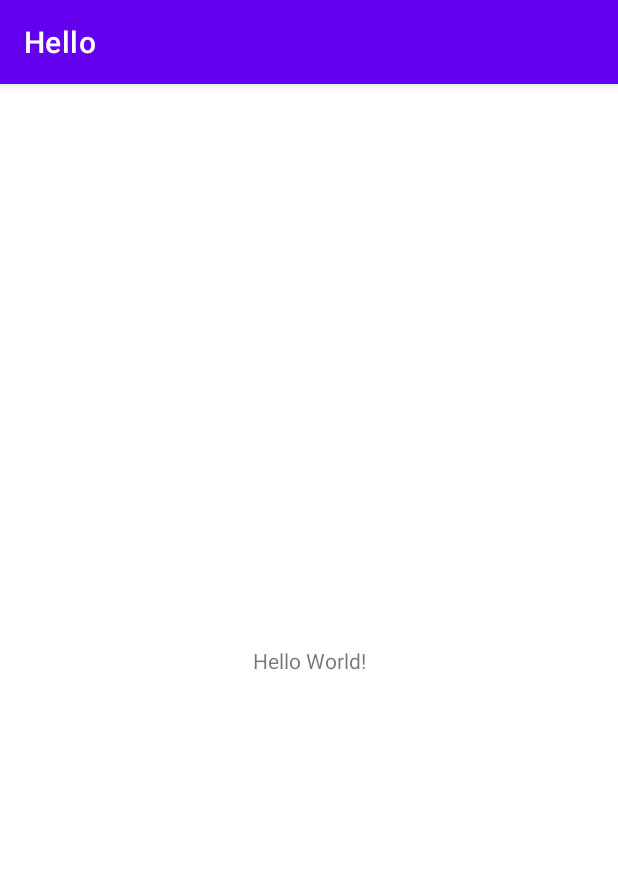
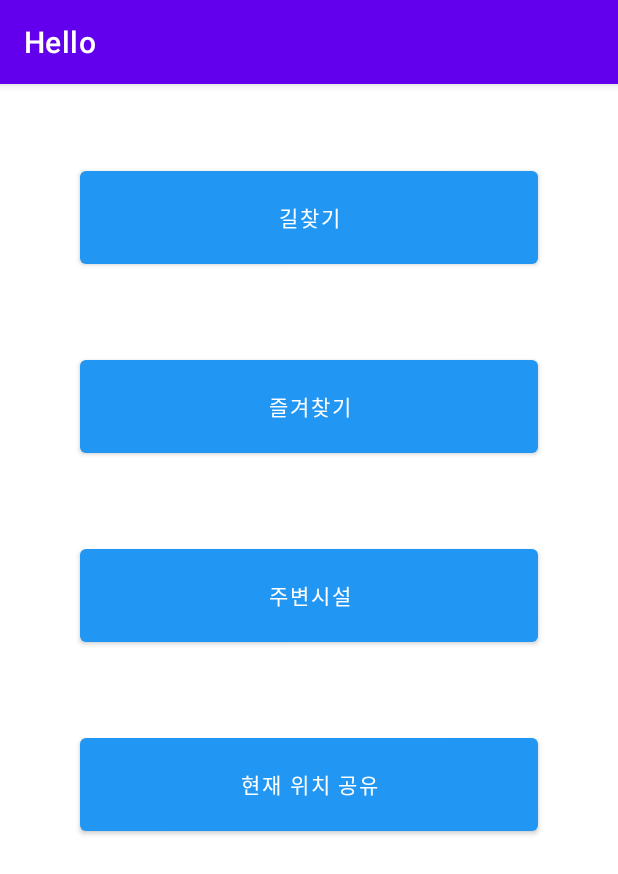
Before and after one commit to team-Hanium/front-end, an Android app: the screen it shows after launch (MainActivity), on a phone screen of 412 x 824 dp. Shown: the top 874 px of the screen. Run offline under Robolectric (Android 15) with nearby library versions, the phone set to English and light mode, and no system bars.

Commit message:
디렉토리 생성

```diff
--- a/app/src/main/AndroidManifest.xml
+++ b/app/src/main/AndroidManifest.xml
@@ -11,8 +11,10 @@
         android:roundIcon="@mipmap/ic_launcher_round"
         android:supportsRtl="true"
         android:theme="@style/Theme.Hello">
-        <activity android:name=".login_register.RegisterActivity"></activity>
-        <activity android:name=".MainActivity">
+        <activity android:name=".Home.Route.RouteActivity"></activity>
+        <activity android:name=".login_register.LoginActivity" />
+        <activity android:name=".login_register.RegisterActivity" />
+        <activity android:name=".Home.MainActivity">
             <intent-filter>
                 <action android:name="android.intent.action.MAIN" />
 
--- /dev/null
+++ b/app/src/main/java/com/example/hello/Home/MainActivity.java
@@ -0,0 +1,15 @@
+package com.example.hello.Home;
+
+import androidx.appcompat.app.AppCompatActivity;
+import android.os.Bundle;
+
+import com.example.hello.R;
+
+public class MainActivity extends AppCompatActivity {
+
+    @Override
+    protected void onCreate(Bundle savedInstanceState) {
+        super.onCreate(savedInstanceState);
+        setContentView(R.layout.activity_main);
+    }
+}
--- a/app/src/main/res/layout/activity_main.xml
+++ b/app/src/main/res/layout/activity_main.xml
@@ -1,18 +1,53 @@
 <?xml version="1.0" encoding="utf-8"?>
-<androidx.constraintlayout.widget.ConstraintLayout
-    xmlns:android="http://schemas.android.com/apk/res/android"
+<androidx.constraintlayout.widget.ConstraintLayout xmlns:android="http://schemas.android.com/apk/res/android"
+    xmlns:app="http://schemas.android.com/apk/res-auto"
     xmlns:tools="http://schemas.android.com/tools"
-    xmlns:app="http://schemas.android.com/apk/res-auto"
     android:layout_width="match_parent"
     android:layout_height="match_parent"
-    tools:context=".MainActivity">
-    <TextView
-      android:layout_width="wrap_content"
-      android:layout_height="wrap_content"
-      android:text="Hello World!"
-      app:layout_constraintBottom_toBottomOf="parent"
-      app:layout_constraintLeft_toLeftOf="parent"
-      app:layout_constraintRight_toRightOf="parent"
-      app:layout_constraintTop_toTopOf="parent" />
+    tools:context=".Home.MainActivity">
 
-  </androidx.constraintlayout.widget.ConstraintLayout>
+    <Button
+        android:id="@+id/btn_route"
+        android:layout_width="305dp"
+        android:layout_height="74dp"
+        android:layout_marginTop="52dp"
+        android:text="길찾기"
+        app:backgroundTint="#2196F3"
+        app:layout_constraintEnd_toEndOf="parent"
+        app:layout_constraintHorizontal_bias="0.498"
+        app:layout_constraintStart_toStartOf="parent"
+        app:layout_constraintTop_toTopOf="parent" />
+
+    <Button
+        android:id="@+id/btn_location"
+        android:layout_width="305dp"
+        android:layout_height="74dp"
+        android:layout_marginTop="430dp"
+        android:text="현재 위치 공유"
+        app:backgroundTint="#2196F3"
+        app:layout_constraintEnd_toEndOf="parent"
+        app:layout_constraintStart_toStartOf="parent"
+        app:layout_constraintTop_toTopOf="parent" />
+
+    <Button
+        android:id="@+id/btn_arround"
+        android:layout_width="305dp"
+        android:layout_height="74dp"
+        android:layout_marginTop="304dp"
+        android:text="주변시설"
+        app:backgroundTint="#2196F3"
+        app:layout_constraintEnd_toEndOf="parent"
+        app:layout_constraintStart_toStartOf="parent"
+        app:layout_constraintTop_toTopOf="parent" />
+
+    <Button
+        android:id="@+id/btn_favorites"
+        android:layout_width="305dp"
+        android:layout_height="74dp"
+        android:layout_marginTop="178dp"
+        android:text="즐겨찾기"
+        app:backgroundTint="#2196F3"
+        app:layout_constraintEnd_toEndOf="parent"
+        app:layout_constraintStart_toStartOf="parent"
+        app:layout_constraintTop_toTopOf="parent" />
+</androidx.constraintlayout.widget.ConstraintLayout>
--- a/app/src/main/res/layout/activity_register.xml
+++ b/app/src/main/res/layout/activity_register.xml
@@ -19,7 +19,7 @@
         app:layout_constraintTop_toTopOf="parent" />
 
     <com.google.android.material.textfield.TextInputEditText
-        android:id="@+id/editText2"
+        android:id="@+id/editText_pw"
         android:layout_width="296dp"
         android:layout_height="49dp"
         android:layout_marginTop="208dp"
@@ -54,7 +54,7 @@
         app:layout_constraintTop_toTopOf="parent" />
 
     <Button
-        android:id="@+id/button"
+        android:id="@+id/button_login"
         android:layout_width="290dp"
         android:layout_height="46dp"
         android:layout_marginTop="56dp"
```
Also changed, not shown: app/build.gradle (+15 -0 lines), app/src/main/java/com/example/hello/Home/Route/RouteActivity.java (renamed from app/src/main/java/com/example/hello/MainActivity.java, +6 -3 lines), app/src/main/java/com/example/hello/Network/ApiInterface.java (added, +8 -0 lines), app/src/main/java/com/example/hello/login_register/LoginActivity.java (added, +16 -0 lines), app/src/main/java/com/example/hello/login_register/RegisterActivity.java (+6 -3 lines), app/src/main/res/layout/activity_login3.xml (added, +88 -0 lines), app/src/main/res/layout/activity_route.xml (added, +34 -0 lines).
